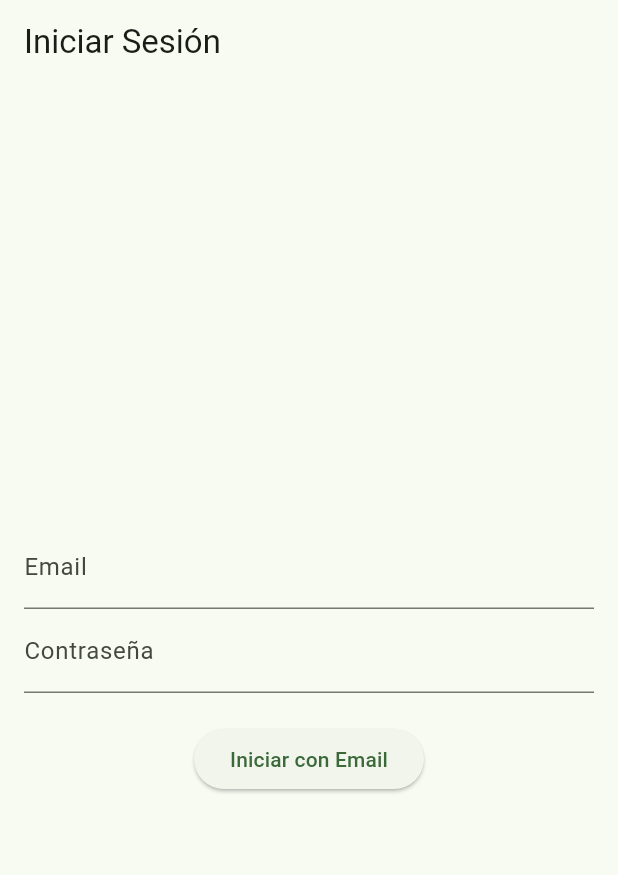
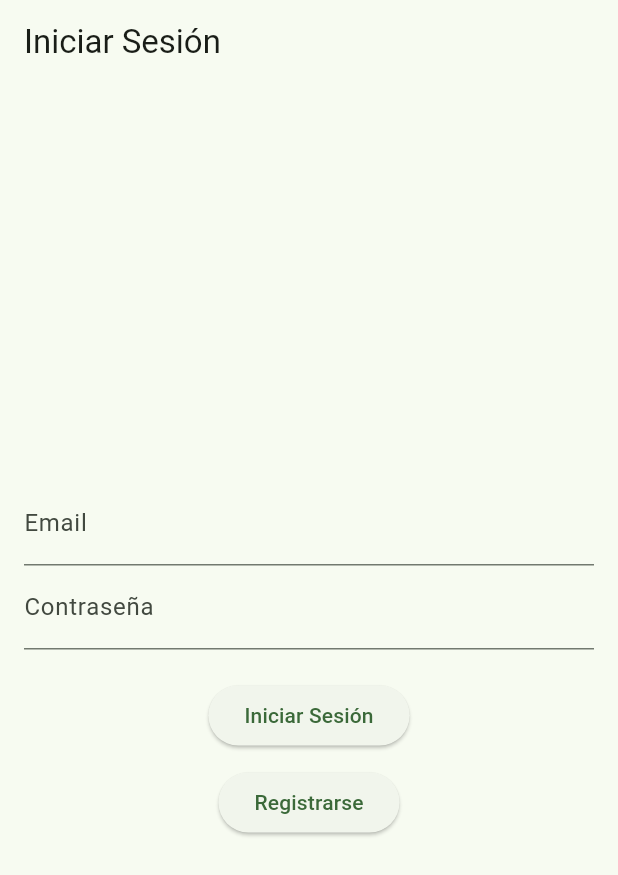
Before and after one commit to diegomgggmedac/Reservas-Golf, a Flutter app: the screen it shows after launch, on a phone screen of 412 x 824 dp. Shown: the top 875 px of the screen. Run offline on Flutter 3.47's test engine with Material 3 defaults, Android fonts, the phone set to English and light mode, and no system bars; our stand-ins replace cloud_firestore, firebase_auth, firebase_core; accounts and stored records are empty.

Commit message:
correccion de sign in y el build.gradle

```diff
--- a/lib/screens/auth_wrapper.dart
+++ b/lib/screens/auth_wrapper.dart
@@ -5,6 +5,8 @@ import 'sign_in_screen.dart';
 import 'home/inicio_pantalla.dart';
 
 class AuthWrapper extends StatelessWidget {
+  const AuthWrapper({super.key});
+
   @override
   Widget build(BuildContext context) {
     final authService = AuthService(); // Instancia local
--- a/lib/screens/sign_in_screen.dart
+++ b/lib/screens/sign_in_screen.dart
@@ -2,15 +2,42 @@ import 'package:flutter/material.dart';
 import '../services/auth_service.dart';
 
 class SignInScreen extends StatefulWidget {
+  const SignInScreen({super.key});
+
   @override
-  _SignInScreenState createState() => _SignInScreenState();
+  SignInScreenState createState() => SignInScreenState();
 }
 
-class _SignInScreenState extends State<SignInScreen> {
+class SignInScreenState extends State<SignInScreen> {
   final _emailController = TextEditingController();
   final _passwordController = TextEditingController();
   final authService = AuthService();
   bool _isLoading = false;
+
+  Future<void> _register() async {
+    setState(() => _isLoading = true);
+    try {
+      await authService.createUserWithEmailAndPassword(
+        _emailController.text.trim(),
+        _passwordController.text.trim(),
+      );
+      if (mounted) {
+        ScaffoldMessenger.of(context).showSnackBar(
+          SnackBar(content: Text('Usuario registrado exitosamente')),
+        );
+      }
+    } catch (e) {
+      if (mounted) {
+        ScaffoldMessenger.of(context).showSnackBar(
+          SnackBar(content: Text('Error: $e')),
+        );
+      }
+    } finally {
+      if (mounted) {
+        setState(() => _isLoading = false);
+      }
+    }
+  }
 
   Future<void> _signIn() async {
     setState(() => _isLoading = true);
@@ -19,7 +46,7 @@ class _SignInScreenState extends State<SignInScreen> {
         _emailController.text.trim(),
         _passwordController.text.trim(),
       );
-
+      // Éxito - AuthWrapper se encargará de navegar
     } catch (e) {
       if (mounted) {
         ScaffoldMessenger.of(context).showSnackBar(
@@ -56,9 +83,18 @@ class _SignInScreenState extends State<SignInScreen> {
             if (_isLoading)
               CircularProgressIndicator()
             else
-              ElevatedButton(
-                onPressed: _signIn,
-                child: Text('Iniciar con Email'),
+              Column(
+                children: [
+                  ElevatedButton(
+                    onPressed: _signIn,
+                    child: Text('Iniciar Sesión'),
+                  ),
+                  SizedBox(height: 10),
+                  ElevatedButton(
+                    onPressed: _register,
+                    child: Text('Registrarse'),
+                  ),
+                ],
               ),
           ],
         ),
```
Also changed, not shown: 1 other file.
